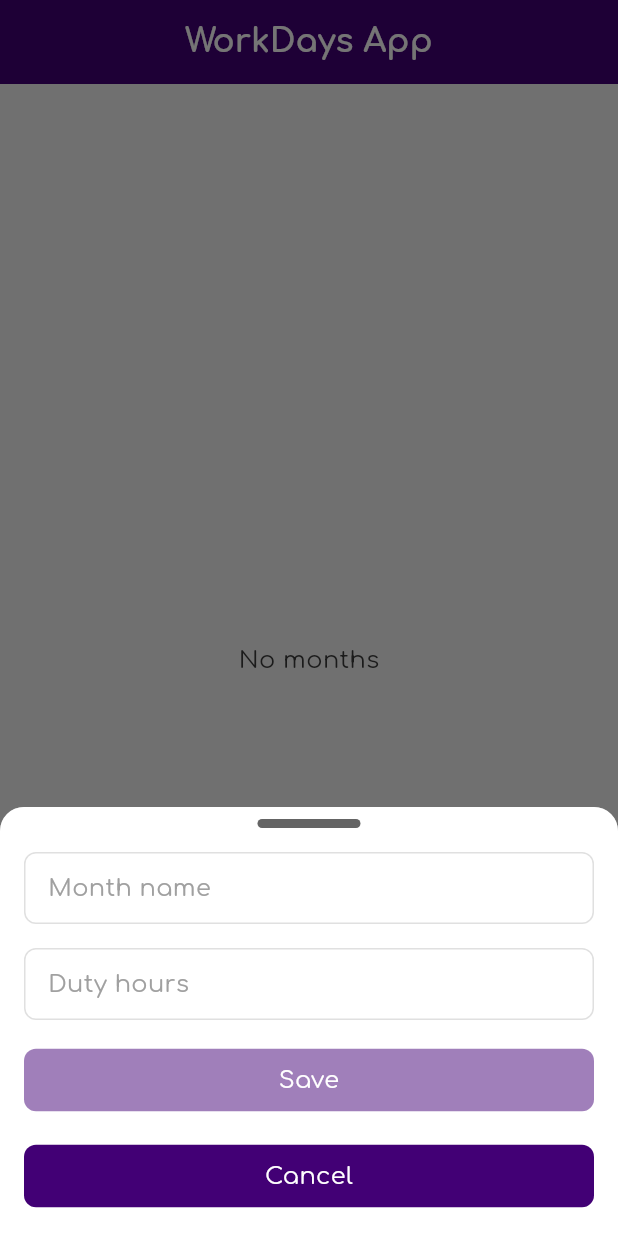
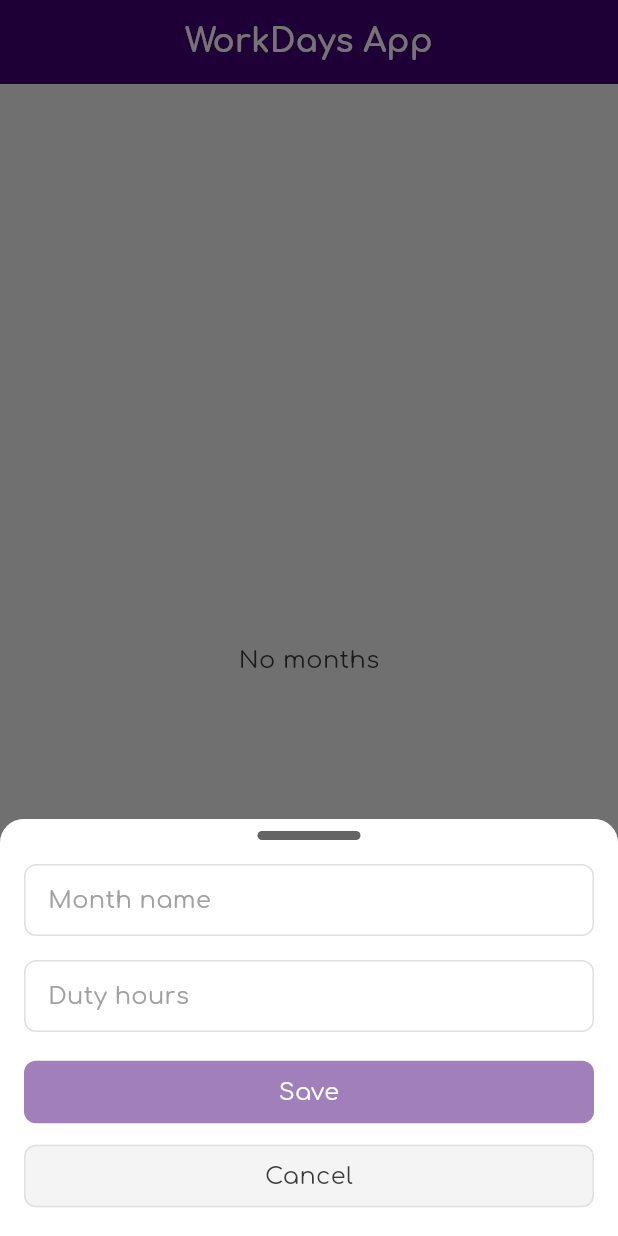
Before and after one commit to codingwithsaeed/work_timer, a Flutter app: the screen it shows after launch, after a tap on the "add" icon, on a phone screen of 412 x 824 dp. Run offline on Flutter 3.47's test engine with Material 2 defaults, Android fonts, the phone set to English and light mode, and no system bars; our stand-ins replace dartz, equatable, floor, flutter_mobx, flutter_screenutil, get_it and 6 more; missing offline and left inert: persian_datetime_picker; accounts and stored records are empty; generated files the repository leaves out were written again.

```diff
--- a/lib/presentation/screens/dialogs/create_month_dialog.dart
+++ b/lib/presentation/screens/dialogs/create_month_dialog.dart
@@ -60,8 +60,13 @@ class CreateMonthDialog extends StatelessWidget {
                   text: 'Save',
                 );
               }),
-              const SizedBox(height: Dimens.mPadding),
-              XTextButton(onTap: () => context.pop(), text: 'Cancel'),
+              const SizedBox(height: Dimens.sPadding),
+              XTextButton(
+                onTap: () => context.pop(),
+                color: context.backgroundColor,
+                borderColor: context.outlineColor,
+                text: 'Cancel',
+              ),
             ],
           );
         },
```
Also changed, not shown: lib/presentation/screens/month_list_screen.dart (+20 -27 lines).
